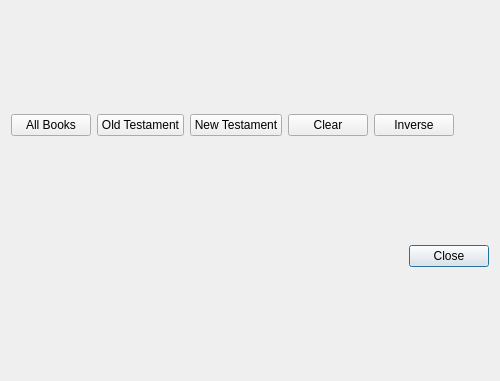
Above: filterDialog.ui from vanyog/ReadTheBible5 before the change. Below: the same form after it.
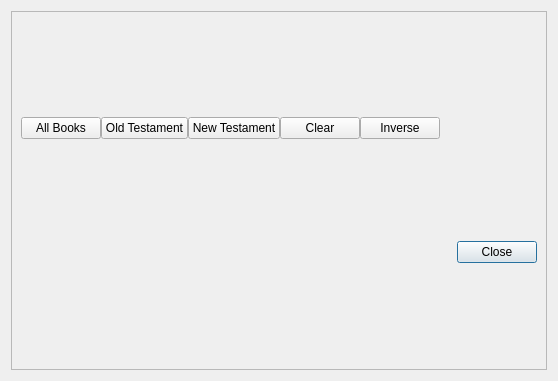
That is the form after the change.

Patch:
```diff
--- a/filterDialog.ui
+++ b/filterDialog.ui
@@ -6,7 +6,7 @@
    <rect>
     <x>0</x>
     <y>0</y>
-    <width>500</width>
+    <width>558</width>
     <height>381</height>
    </rect>
   </property>
@@ -15,7 +15,25 @@
   </property>
   <layout class="QVBoxLayout" name="verticalLayout">
    <item>
+    <widget class="QScrollArea" name="scrollArea">
+     <property name="widgetResizable">
+      <bool>true</bool>
+     </property>
+     <widget class="QWidget" name="scrollAreaWidgetContents">
+      <property name="geometry">
+       <rect>
+        <x>0</x>
+        <y>0</y>
+        <width>532</width>
+        <height>355</height>
+       </rect>
+      </property>
+      <layout class="QVBoxLayout" name="verticalLayout_2">
+       <item>
     <layout class="QHBoxLayout" name="horizontalLayout">
+         <property name="spacing">
+          <number>0</number>
+         </property>
      <item>
       <widget class="QPushButton" name="pushButton_2">
        <property name="focusPolicy">
@@ -116,6 +134,10 @@
       </widget>
      </item>
     </layout>
+       </item>
+      </layout>
+     </widget>
+    </widget>
    </item>
   </layout>
  </widget>
```
Left out of the diff: 14 changed lines with no effect on the pictures. Lines whose indentation alone changed are shown as unchanged.
